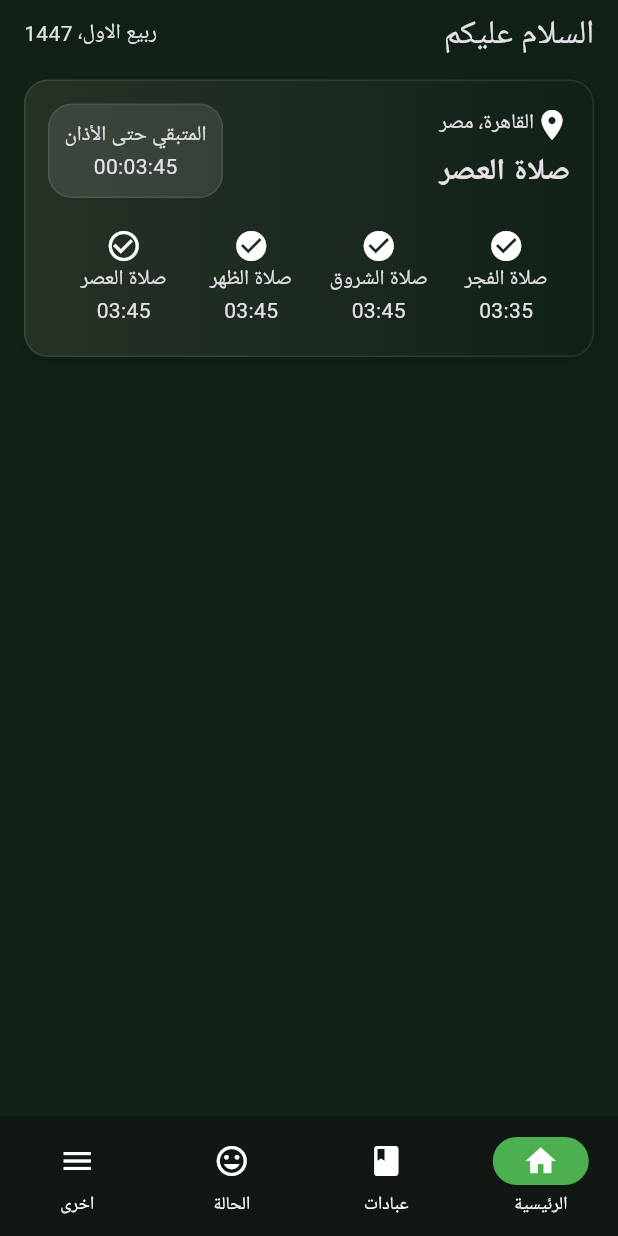
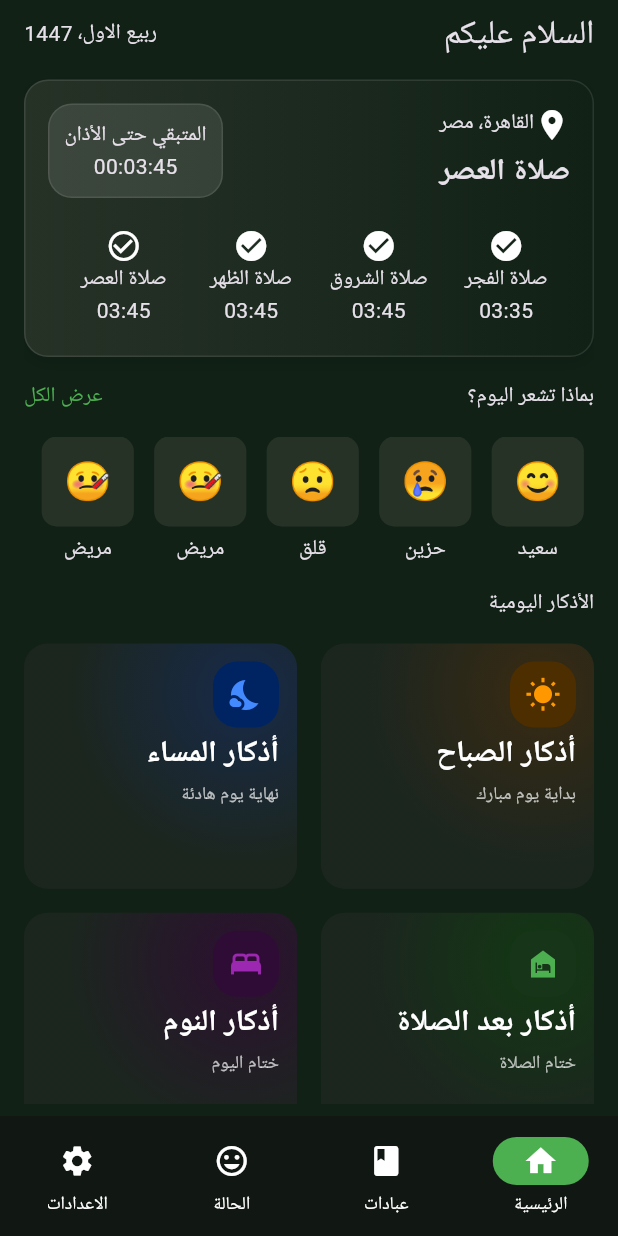
Before and after one commit to 3DPixels/project_azkar, a Flutter app: the screen it shows after launch, on a phone screen of 412 x 824 dp. Run offline on Flutter 3.47's test engine with Material 3 defaults, Android fonts, the phone set to English and light mode, and no system bars; our stand-ins replace equatable, flutter_bloc, flutter_staggered_animations, google_fonts, shared_preferences.

Commit message:
still stuck with home page

```diff
--- /dev/null
+++ b/lib/data/mood_model.dart
@@ -0,0 +1,6 @@
+class MoodModel {
+  final String emoji;
+  final String title;
+
+  MoodModel({required this.emoji, required this.title});
+}
--- /dev/null
+++ b/lib/pages/home/home_azkar_grid.dart
@@ -0,0 +1,139 @@
+import 'package:flutter/material.dart';
+
+class HomeAzkarGrid extends StatelessWidget {
+  const HomeAzkarGrid({super.key});
+
+  @override
+  Widget build(BuildContext context) {
+    return SizedBox(
+      height: 380,
+      child: Column(
+        crossAxisAlignment: CrossAxisAlignment.start,
+        spacing: 16,
+        children: [
+          Text('الأذكار اليومية'),
+          // To make an orange one (like your image)
+          Expanded(
+            child: Row(
+              spacing: 16,
+              children: [
+                Expanded(
+                  child: DynamicGlowCard(
+                    seedColor: Colors.orange,
+                    title: 'أذكار الصباح',
+                    subtitle: 'بداية يوم مبارك',
+                    icon: Icons.wb_sunny,
+                  ),
+                ),
+
+                // To make a blue one
+                Expanded(
+                  child: DynamicGlowCard(
+                    seedColor: Colors.blueAccent,
+                    title: 'أذكار المساء', // Evening Azkar
+                    subtitle: 'نهاية يوم هادئة',
+                    icon: Icons.nights_stay,
+                  ),
+                ),
+              ],
+            ),
+          ),
+          Expanded(
+            child: Row(
+              spacing: 16,
+              children: [
+                Expanded(
+                  child: DynamicGlowCard(
+                    seedColor: Colors.green,
+                    title: 'أذكار بعد الصلاة',
+                    subtitle: 'ختام الصلاة',
+                    icon: Icons.night_shelter,
+                  ),
+                ),
+
+                // To make a blue one
+                Expanded(
+                  child: DynamicGlowCard(
+                    seedColor: Colors.purple,
+                    title: 'أذكار النوم', // Evening Azkar
+                    subtitle: 'ختام اليوم',
+                    icon: Icons.bed,
+                  ),
+                ),
+              ],
+            ),
+          ),
+        ],
+      ),
+    );
+  }
+}
+
+class DynamicGlowCard extends StatelessWidget {
+  final Color seedColor;
+  final String title;
+  final String subtitle;
+  final IconData icon;
+
+  const DynamicGlowCard({
+    super.key,
+    required this.seedColor,
+    required this.title,
+    required this.subtitle,
+    required this.icon,
+  });
+
+  @override
+  Widget build(BuildContext context) {
+    // 1. Convert the seed color to HSL
+    final hslColor = HSLColor.fromColor(seedColor);
+
+    // 2. Calculate the darker shades by reducing lightness (0.0 to 1.0)
+    // Clamp ensures we don't drop below 0 (pure black)
+    final glowColor = hslColor
+        .withLightness((hslColor.lightness * 0.3).clamp(0.0, 1.0))
+        .toColor();
+    final bgColor = hslColor
+        .withLightness((hslColor.lightness * 0.3).clamp(0.0, 1.0))
+        .withSaturation(.5)
+        .toColor();
+
+    return Container(
+      padding: EdgeInsets.all(12),
+      decoration: BoxDecoration(
+        borderRadius: BorderRadius.circular(16),
+        gradient: RadialGradient(
+          center: const Alignment(0.6, -0.6),
+          radius: .7,
+          colors: [bgColor, Color.fromARGB(250, 28, 38, 31)],
+        ),
+      ),
+      child: Column(
+        crossAxisAlignment: CrossAxisAlignment.start,
+        spacing: 3,
+        children: [
+          Container(
+            padding: EdgeInsets.all(10),
+            decoration: BoxDecoration(
+              color: glowColor,
+              borderRadius: BorderRadius.circular(16),
+            ),
+            child: Icon(icon, color: seedColor, size: 24),
+          ),
+          Text(
+            title,
+            style: const TextStyle(
+              color: Colors.white,
+              fontSize: 20,
+              fontWeight: FontWeight.bold,
+            ),
+          ),
+          Text(
+            subtitle,
+            style: const TextStyle(color: Colors.white70, fontSize: 12),
+          ),
+        ],
+      ),
+    );
+  }
+}
--- a/lib/pages/home/home_page.dart
+++ b/lib/pages/home/home_page.dart
@@ -1,5 +1,8 @@
 import 'package:flutter/material.dart';
+import 'package:project_azkar/data/mood_model.dart';
+import 'package:project_azkar/utils/app_colors.dart';
 
+import 'home_azkar_grid.dart';
 import 'summary_card.dart';
 
 class HomePage extends StatelessWidget {
@@ -7,18 +10,75 @@ class HomePage extends StatelessWidget {
 
   @override
   Widget build(BuildContext context) {
-    return Column(
+    return SingleChildScrollView(
+      child: Column(
         spacing: 16,
         children: [
           Row(
             mainAxisAlignment: MainAxisAlignment.spaceBetween,
             children: [
-            Text('السلام عليكم', style: Theme.of(context).textTheme.titleLarge),
+              Text(
+                'السلام عليكم',
+                style: Theme.of(context).textTheme.titleLarge,
+              ),
               Text('ربيع الاول، 1447'),
             ],
           ),
           // Prayer card
           SummaryCard(),
+          Row(
+            mainAxisAlignment: MainAxisAlignment.spaceBetween,
+            children: [
+              Text('بماذا تشعر اليوم؟'),
+              Text('عرض الكل', style: TextStyle(color: Colors.green)),
+            ],
+          ),
+          // Moods
+          SizedBox(
+            height: 85,
+            child: ListView(
+              scrollDirection: Axis.horizontal,
+              itemExtent: 75,
+              children: [
+                MoodContainer(MoodModel(emoji: '😊', title: 'سعيد')),
+                MoodContainer(MoodModel(emoji: '😢', title: 'حزين')),
+                MoodContainer(MoodModel(emoji: '😟', title: 'قلق')),
+                MoodContainer(MoodModel(emoji: '🤒', title: 'مريض')),
+                MoodContainer(MoodModel(emoji: '🤒', title: 'مريض')),
+                MoodContainer(MoodModel(emoji: '🤒', title: 'مريض')),
+                MoodContainer(MoodModel(emoji: '🤒', title: 'مريض')),
+                MoodContainer(MoodModel(emoji: '🤒', title: 'مريض')),
+                MoodContainer(MoodModel(emoji: '🤒', title: 'مريض')),
+                MoodContainer(MoodModel(emoji: '🤒', title: 'مريض')),
+                MoodContainer(MoodModel(emoji: '🤒', title: 'مريض')),
+              ],
+            ),
+          ),
+          HomeAzkarGrid(),
+        ],
+      ),
+    );
+  }
+}
+
+class MoodContainer extends StatelessWidget {
+  final MoodModel mood;
+  const MoodContainer(this.mood, {super.key});
+
+  @override
+  Widget build(BuildContext context) {
+    return Column(
+      spacing: 5,
+      children: [
+        Container(
+          padding: EdgeInsets.symmetric(horizontal: 15, vertical: 12),
+          decoration: BoxDecoration(
+            color: AppColors.darkGradient,
+            borderRadius: BorderRadius.circular(10),
+          ),
+          child: Text(mood.emoji, style: TextStyle(fontSize: 25)),
+        ),
+        Text(mood.title),
       ],
     );
   }
--- a/lib/pages/home/summary_card.dart
+++ b/lib/pages/home/summary_card.dart
@@ -25,7 +25,6 @@ class SummaryCard extends StatelessWidget {
       ),
       child: Column(
         spacing: 20,
-        // mainAxisSize: MainAxisSize.min,
         children: [
           // First row
           Row(
--- a/lib/pages/main_page.dart
+++ b/lib/pages/main_page.dart
@@ -53,7 +53,7 @@ class _MainPageState extends State<MainPage> {
           NavigationDestination(icon: Icon(Icons.home), label: 'الرئيسية'),
           NavigationDestination(icon: Icon(Icons.book), label: 'عبادات'),
           NavigationDestination(icon: Icon(Icons.mood), label: 'الحالة'),
-          NavigationDestination(icon: Icon(Icons.menu), label: 'اخرى'),
+          NavigationDestination(icon: Icon(Icons.settings), label: 'الاعدادات'),
         ],
       ),
     );
```
Lines whose indentation alone changed are shown as unchanged.
